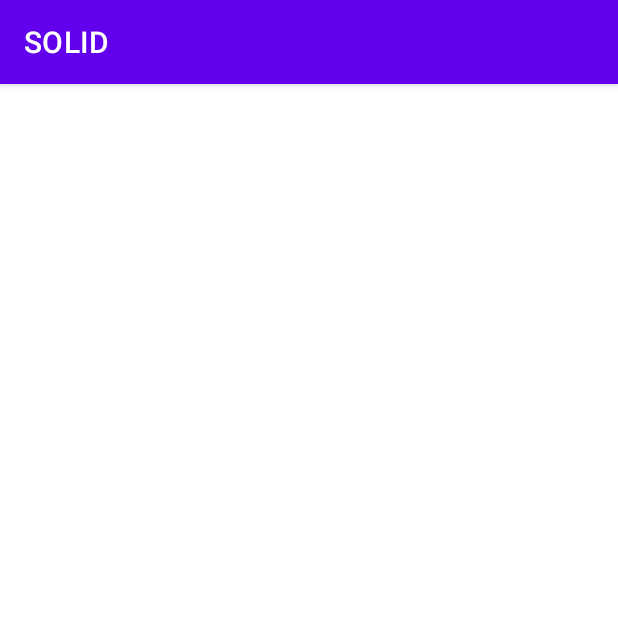
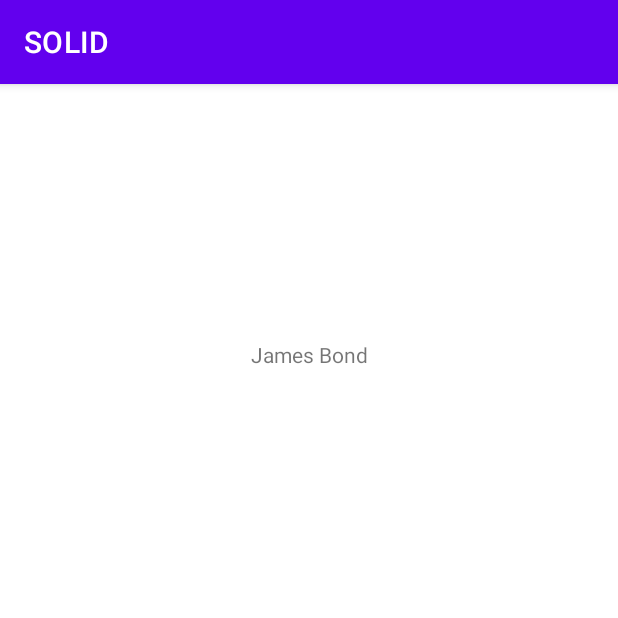
Before and after one commit to Shadow60539/android_solid, an Android app: the screen it shows after launch (MainActivity), after a tap on "LOGIN", on a phone screen of 412 x 824 dp, the top half of it. Run offline under Robolectric (Android 15) with nearby library versions, the phone set to English and light mode, and no system bars; our stand-ins replace Dagger/Hilt's generated code.

```diff
--- a/app/src/main/java/com/example/solid/data/remote/AuthDataSource.kt
+++ b/app/src/main/java/com/example/solid/data/remote/AuthDataSource.kt
@@ -1,6 +1,7 @@
 package com.example.solid.data.remote
 
 import com.example.solid.data.exception.AuthException
+import kotlinx.coroutines.delay
 
 interface AuthDataSource {
     suspend fun loginIn(): Map<String, Any>
@@ -10,6 +11,7 @@ interface AuthDataSource {
 
 class AuthDataSourceImpl : AuthDataSource {
     override suspend fun loginIn(): Map<String, Any> {
+        delay(1000L)
         try {
             return mapOf<String, Any>("_id" to 1, "name" to "James Bond")
         } catch (e: AuthException) {
--- a/app/src/main/java/com/example/solid/presentation/MainActivity.kt
+++ b/app/src/main/java/com/example/solid/presentation/MainActivity.kt
@@ -2,6 +2,7 @@ package com.example.solid.presentation
 
 import android.os.Bundle
 import android.view.View
+import android.widget.TextView
 import androidx.appcompat.app.AppCompatActivity
 import com.example.solid.R
 import com.example.solid.domain.usecase.LoginInUseCase
@@ -9,6 +10,7 @@ import dagger.hilt.android.AndroidEntryPoint
 import kotlinx.coroutines.Dispatchers
 import kotlinx.coroutines.GlobalScope
 import kotlinx.coroutines.launch
+import kotlinx.coroutines.withContext
 import javax.inject.Inject
 
 @AndroidEntryPoint
@@ -16,17 +18,21 @@ class MainActivity : AppCompatActivity() {
 
     @Inject
     lateinit var loginInUseCase: LoginInUseCase
+    lateinit var tvUserName: TextView
 
     override fun onCreate(savedInstanceState: Bundle?) {
         super.onCreate(savedInstanceState)
         setContentView(R.layout.activity_main)
+        tvUserName = findViewById(R.id.tvName)
     }
 
     fun onLoginPressed(view: View) {
-        GlobalScope.launch(Dispatchers.Main) {
+        GlobalScope.launch(Dispatchers.IO) {
             val loggedInUser = loginInUseCase()
             //TODO: Handle Exception after learning ViewModels
-            println(loggedInUser.name)
+            withContext(Dispatchers.Main) {
+                tvUserName.text = loggedInUser.name
+            }
         }
     }
 }
--- a/app/src/main/res/layout/activity_main.xml
+++ b/app/src/main/res/layout/activity_main.xml
@@ -6,10 +6,21 @@
     android:layout_height="match_parent"
     tools:context=".presentation.MainActivity">
 
-    <Button
-        android:onClick="onLoginPressed"
+    <TextView
+        android:id="@+id/tvName"
         android:layout_width="wrap_content"
         android:layout_height="wrap_content"
+        app:layout_constraintBottom_toTopOf="@+id/button3"
+        app:layout_constraintEnd_toEndOf="parent"
+        app:layout_constraintHorizontal_bias="0.5"
+        app:layout_constraintStart_toStartOf="parent"
+        app:layout_constraintTop_toTopOf="parent" />
+
+    <Button
+        android:id="@+id/button3"
+        android:layout_width="wrap_content"
+        android:layout_height="wrap_content"
+        android:onClick="onLoginPressed"
         android:text="Login"
         app:layout_constraintBottom_toBottomOf="parent"
         app:layout_constraintEnd_toEndOf="parent"
```
